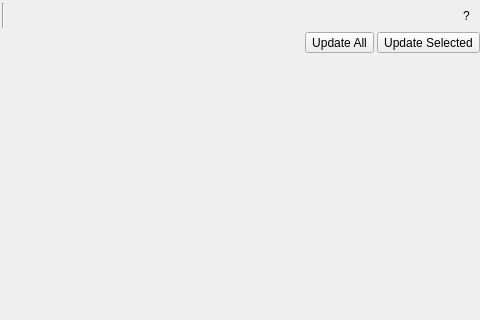
Before: the Qt Designer form src/ui/qgsattributetabledialog.ui in qgis/QGIS, drawn with Qt 5; both pictures show x 357 to 837 and y 0 to 320 of the 837 by 570 pixel window.
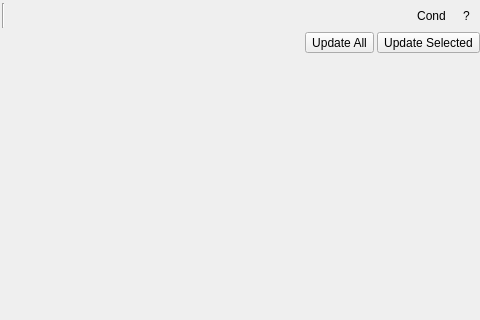
After: the same form once the commit is applied. Icons and pictures are not drawn. Custom widgets are drawn as their Qt base class.

Diff of the .ui file:
```diff
--- a/src/ui/qgsattributetabledialog.ui
+++ b/src/ui/qgsattributetabledialog.ui
@@ -484,6 +484,26 @@
        </property>
       </spacer>
      </item>
+     <item>
+      <widget class="QToolButton" name="mSetStyles">
+       <property name="text">
+        <string>Cond</string>
+       </property>
+       <property name="icon">
+        <iconset resource="../../images/images.qrc">
+         <normaloff>:/images/themes/default/rendererCategorizedSymbol.png</normaloff>:/images/themes/default/rendererCategorizedSymbol.png</iconset>
+       </property>
+       <property name="checkable">
+        <bool>true</bool>
+       </property>
+       <property name="autoRepeat">
+        <bool>false</bool>
+       </property>
+       <property name="autoRaise">
+        <bool>true</bool>
+       </property>
+      </widget>
+     </item>
      <item>
       <widget class="QToolButton" name="mHelpButton">
        <property name="sizePolicy">
```
Left out of the diff: 26 changed lines with no effect on the pictures.
